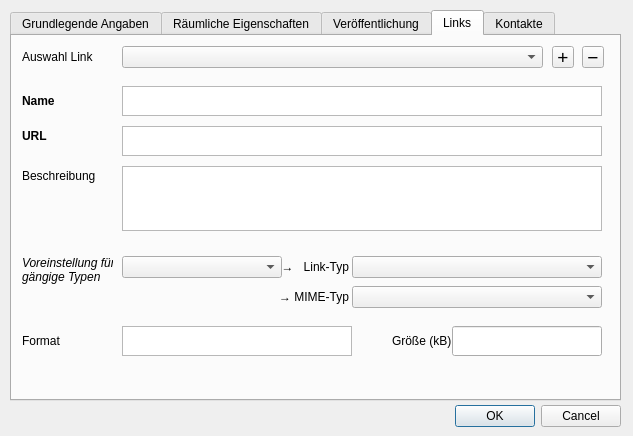
The window that pg_metadata/resources/ui/edit_metadata_dialog.ui (effjot/qgis-pgmetadata-plugin) describes before a commit, drawn with Qt 5.
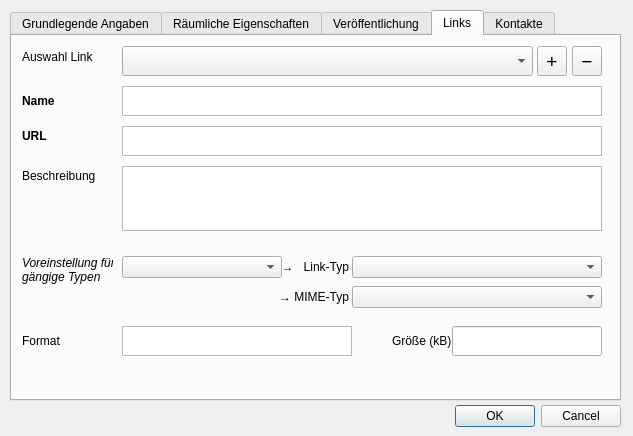
The same window after the commit. The open tabs and pages were chosen to show the change. Custom widgets are drawn as their Qt base class.

Commit message: Edit dialog: check minimal requirement title+abstract

Patch:
```diff
--- a/pg_metadata/resources/ui/edit_metadata_dialog.ui
+++ b/pg_metadata/resources/ui/edit_metadata_dialog.ui
@@ -615,8 +615,8 @@
       <rect>
        <x>110</x>
        <y>10</y>
-       <width>421</width>
-       <height>22</height>
+       <width>411</width>
+       <height>30</height>
       </rect>
      </property>
      <property name="currentText">
@@ -754,10 +754,10 @@
     <widget class="QToolButton" name="btn_link_add">
      <property name="geometry">
       <rect>
-       <x>540</x>
+       <x>525</x>
        <y>10</y>
-       <width>22</width>
-       <height>22</height>
+       <width>30</width>
+       <height>30</height>
       </rect>
      </property>
      <property name="font">
@@ -775,10 +775,10 @@
     <widget class="QToolButton" name="btn_link_remove">
      <property name="geometry">
       <rect>
-       <x>570</x>
+       <x>560</x>
        <y>10</y>
-       <width>22</width>
-       <height>22</height>
+       <width>30</width>
+       <height>30</height>
       </rect>
      </property>
      <property name="font">
```
Left out of the diff: 10 changed lines with no effect on the pictures. The commit also changes 4 other files.
